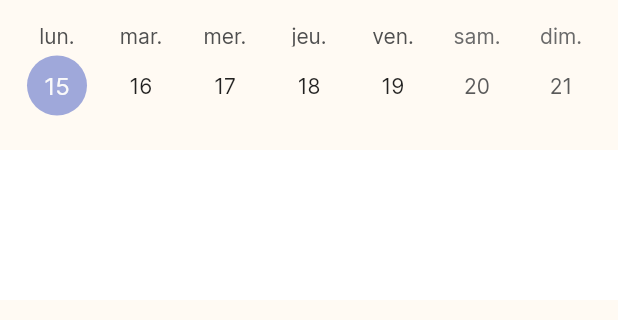
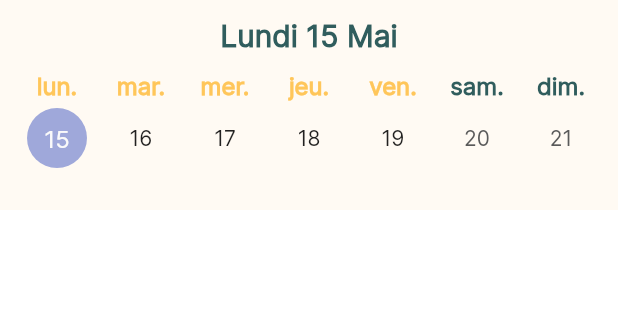
Before and after one commit to justin20100/sloth, a Flutter app: the Home screen opened directly, on a phone screen of 412 x 824 dp, the part 135-455 px from its top. Run offline on Flutter 3.47's test engine with Material 2 defaults, Android fonts, the light colour scheme and no system bars; drawn by our look-alikes of table_calendar; our stand-ins replace cloud_firestore, email_validator, firebase_auth, firebase_core, introduction_screen; missing offline and left inert: dart:ffi; accounts and stored records are empty; generated files the repository leaves out were written again.

Commit message:
starting week calendar style and adding home full date with name da, number day and month

```diff
--- a/lib/styles/constants.dart
+++ b/lib/styles/constants.dart
@@ -37,8 +37,7 @@ List<BoxShadow> kBoxShadowItem = [
 final kBoxDecoration = BoxDecoration(
     color: kColorWhite,
     boxShadow: kBoxShadowItem,
-    borderRadius: kBorderRadiusItem
-);
+    borderRadius: kBorderRadiusItem);
 
 // Text Styles
 const kBigGreenText = TextStyle(
@@ -69,7 +68,6 @@ const kCheckboxText = TextStyle(
   decoration: TextDecoration.none,
 );
 
-
 const kTitleH1Style = TextStyle(
   fontSize: 24.0,
   fontFamily: 'Inter',
@@ -91,7 +89,98 @@ const k18BasicTextStyle = TextStyle(
   color: kColorBlack,
   decoration: TextDecoration.none,
 );
+const kDaysCalendarTextStyle = TextStyle(
+  fontSize: 16.0,
+  height: 1,
+  fontFamily: 'Inter',
+  fontWeight: FontWeight.bold,
+  color: kColorYellow,
+  decoration: TextDecoration.none,
+);
+const kDateTextStyle = TextStyle(
+  fontSize: 20.0,
+  height: 1,
+  fontFamily: 'Inter',
+  fontWeight: FontWeight.bold,
+  color: kColorGreen,
+  decoration: TextDecoration.none,
+);
+const kWeekendCalendarTextStyle = TextStyle(
+  fontSize: 16.0,
+  height: 1,
+  fontFamily: 'Inter',
+  fontWeight: FontWeight.bold,
+  color: kColorGreen,
+  decoration: TextDecoration.none,
+);
 
 final kToday = DateTime.now();
 final kFirstDay = DateTime(kToday.year, kToday.month - 3, kToday.day);
 final kLastDay = DateTime(kToday.year, kToday.month + 3, kToday.day);
+
+String getTheDate() {
+  String day = '';
+  String month = '';
+  switch (kToday.weekday) {
+    case 1:
+      day = 'Lundi';
+      break;
+    case 2:
+      day = 'Mardi';
+      break;
+    case 3:
+      day = 'Mercredi';
+      break;
+    case 4:
+      day = 'Jeudi';
+      break;
+    case 5:
+      day = 'Vendredi';
+      break;
+    case 6:
+      day = 'Samedi';
+      break;
+    case 7:
+      day = 'Dimanche';
+      break;
+  }
+  switch (kToday.month) {
+    case 1:
+      month = 'Janvier';
+      break;
+    case 2:
+      month = 'Février';
+      break;
+    case 3:
+      month = 'Mars';
+      break;
+    case 4:
+      month = 'Avril';
+      break;
+    case 5:
+      month = 'Mai';
+      break;
+    case 6:
+      month = 'Juin';
+      break;
+    case 7:
+      month = 'Juillet';
+      break;
+    case 8:
+      month = 'Aout';
+      break;
+    case 9:
+      month = 'Septembre';
+      break;
+    case 10:
+      month = 'Octobre';
+      break;
+    case 11:
+      month = 'Novembre';
+      break;
+    case 12:
+      month = 'Decembre';
+      break;
+  }
+  return day+' '+kToday.day.toString()+' '+month;
+}
--- a/lib/views/home.dart
+++ b/lib/views/home.dart
@@ -73,7 +73,18 @@ class _HomePageState extends State<Home> with TickerProviderStateMixin {
                         left: kSmallHorizontalSpacer,
                         right: kSmallHorizontalSpacer,
                         top: kSmallVerticalSpacer),
-                    child: TableCalendar(
+                    child: Column(
+                      children: [
+                        Center(child: Text(getTheDate(),style: kDateTextStyle,)),
+                        const SizedBox(height: kSmallVerticalSpacer,),
+                        TableCalendar(
+                          calendarStyle: const CalendarStyle(
+                            cellPadding: EdgeInsets.all(10),
+                          ),
+                          daysOfWeekStyle: const DaysOfWeekStyle(
+                            weekdayStyle: kDaysCalendarTextStyle,
+                            weekendStyle: kWeekendCalendarTextStyle,
+                          ),
                           locale: 'fr_FR',
                           firstDay: kFirstDay,
                           lastDay: kLastDay,
@@ -93,6 +104,8 @@ class _HomePageState extends State<Home> with TickerProviderStateMixin {
                             }
                           },
                         ),
+                      ],
+                    )
                   ),
                 ),
               ),
@@ -178,7 +191,7 @@ class CustomSliverPersistentHeaderDelegate
 
   @override
   double get maxExtent =>
-      100; // Définissez ici la hauteur maximale souhaitée pour votre en-tête
+      140; // Définissez ici la hauteur maximale souhaitée pour votre en-tête
 
   @override
   double get minExtent =>
```
Lines whose indentation alone changed are shown as unchanged.
